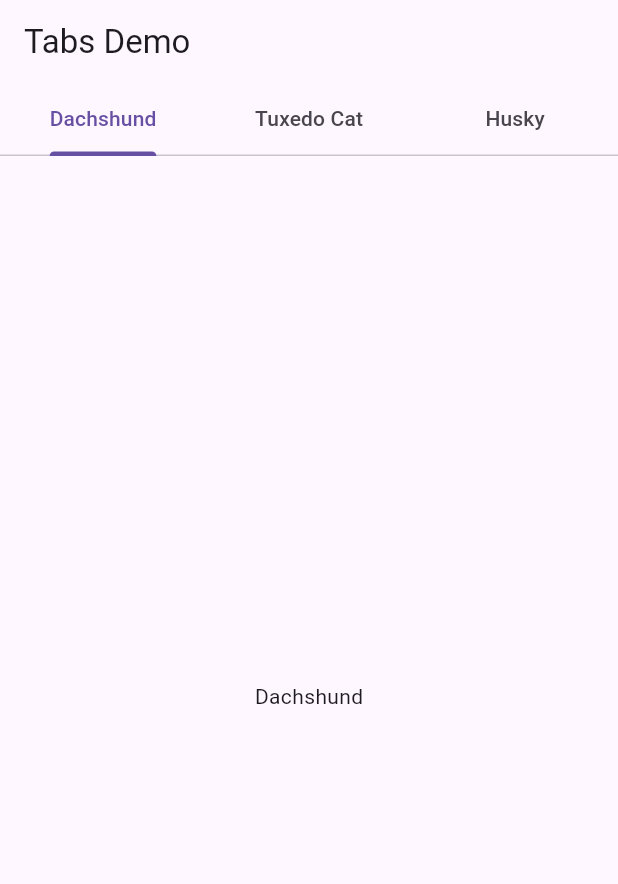
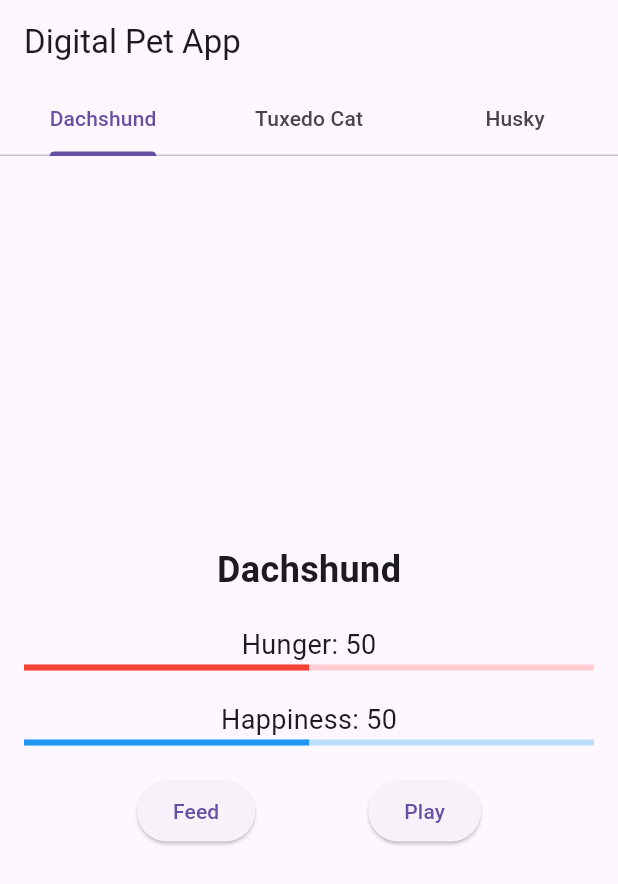
Before and after one commit to nuhs101/digital_pet_app, a Flutter app: the screen it shows after launch, on a phone screen of 412 x 824 dp. Shown: the top 884 px of the screen. Run offline on Flutter 3.47's test engine with Material 3 defaults, Android fonts, the phone set to English and light mode, and no system bars.

Commit message:
Update main.dart

```diff
--- a/lib/main.dart
+++ b/lib/main.dart
@@ -1,92 +1,113 @@
 import 'package:flutter/material.dart';
 
 void main() {
-  runApp(MyApp());
+  runApp(DigitalPetApp());
 }
 
-class MyApp extends StatelessWidget {
-  const MyApp({super.key});
-
+class DigitalPetApp extends StatelessWidget {
   @override
   Widget build(BuildContext context) {
     return MaterialApp(
-      home: DefaultTabController(
-        length: 3,
-        child: _TabsNonScrollableDemo(),
+      title: 'Digital Pet App',
+      theme: ThemeData(
+        primarySwatch: Colors.green,
+      ),
+      home: PetTabs(),
+    );
+  }
+}
+
+class PetTabs extends StatelessWidget {
+  @override
+  Widget build(BuildContext context) {
+    return DefaultTabController(
+      length: 3,
+      child: Scaffold(
+        appBar: AppBar(
+          title: Text('Digital Pet App'),
+          bottom: TabBar(
+            tabs: [
+              Tab(text: 'Dachshund'),
+              Tab(text: 'Tuxedo Cat'),
+              Tab(text: 'Husky'),
+            ],
+          ),
+        ),
+        body: TabBarView(
+          children: [
+            PetScreen(petName: 'Dachshund'),
+            PetScreen(petName: 'Tuxedo Cat'),
+            PetScreen(petName: 'Husky'),
+          ],
+        ),
       ),
     );
   }
 }
 
-class _TabsNonScrollableDemo extends StatefulWidget {
+class PetScreen extends StatefulWidget {
+  final String petName;
+
+  PetScreen({required this.petName});
+
   @override
-  __TabsNonScrollableDemoState createState() => __TabsNonScrollableDemoState();
+  _PetScreenState createState() => _PetScreenState();
 }
 
-class __TabsNonScrollableDemoState extends State<_TabsNonScrollableDemo>
-    with SingleTickerProviderStateMixin, RestorationMixin {
-  late TabController _tabController;
+class _PetScreenState extends State<PetScreen> {
+  int _hunger = 50;
+  int _happiness = 50;
 
-  final RestorableInt tabIndex = RestorableInt(0);
-
-  @override
-  String get restorationId => 'tab_non_scrollable_demo';
-
-  @override
-  void restoreState(RestorationBucket? oldBucket, bool initialRestore) {
-    registerForRestoration(tabIndex, 'tab_index');
-    _tabController.index = tabIndex.value;
+  void _feedPet() {
+    setState(() {
+      _hunger -= 10;
+      if (_hunger < 0) _hunger = 0;
+    });
   }
 
-  @override
-  void initState() {
-    super.initState();
-    _tabController = TabController(
-      initialIndex: 0,
-      length: 3,
-      vsync: this,
-    );
-    _tabController.addListener(() {
-      setState(() {
-        tabIndex.value = _tabController.index;
-      });
+  void _playWithPet() {
+    setState(() {
+      _happiness += 10;
+      if (_happiness > 100) _happiness = 100;
     });
   }
 
   @override
-  void dispose() {
-    _tabController.dispose();
-    tabIndex.dispose();
-    super.dispose();
-  }
-
-  @override
   Widget build(BuildContext context) {
-// For the ToDo task hint: consider defining the widget and name of the tabs here
-    final tabs = ['Dachshund', 'Tuxedo Cat', 'Husky'];
-
-    return Scaffold(
-      appBar: AppBar(
-        automaticallyImplyLeading: false,
-        title: Text(
-          'Tabs Demo',
-        ),
-        bottom: TabBar(
-          controller: _tabController,
-          isScrollable: false,
-          tabs: [
-            for (final tab in tabs) Tab(text: tab),
-          ],
-        ),
-      ),
-      body: TabBarView(
-        controller: _tabController,
+    return Padding(
+      padding: const EdgeInsets.all(16.0),
+      child: Column(
+        mainAxisAlignment: MainAxisAlignment.center,
         children: [
-// hint for the to do task:Considering creating the different for different tabs
-          for (final tab in tabs)
-            Center(
-              child: Text(tab),
-            ),
+          Text(widget.petName, style: TextStyle(fontSize: 24, fontWeight: FontWeight.bold)),
+          SizedBox(height: 20),
+          Text('Hunger: $_hunger', style: TextStyle(fontSize: 18)),
+          LinearProgressIndicator(
+            value: _hunger / 100,
+            color: Colors.red,
+            backgroundColor: Colors.red[100],
+          ),
+          SizedBox(height: 20),
+          Text('Happiness: $_happiness', style: TextStyle(fontSize: 18)),
+          LinearProgressIndicator(
+            value: _happiness / 100,
+            color: Colors.blue,
+            backgroundColor: Colors.blue[100],
+          ),
+          SizedBox(height: 20),
+          Row(
+            mainAxisAlignment: MainAxisAlignment.spaceEvenly,
+            children: [
+              ElevatedButton(
+                onPressed: _feedPet,
+                child: Text('Feed'),
+              ),
+              ElevatedButton(
+                onPressed: _playWithPet,
+                child: Text('Play'),
+              ),
+            ],
+          ),
         ],
       ),
     );
```
